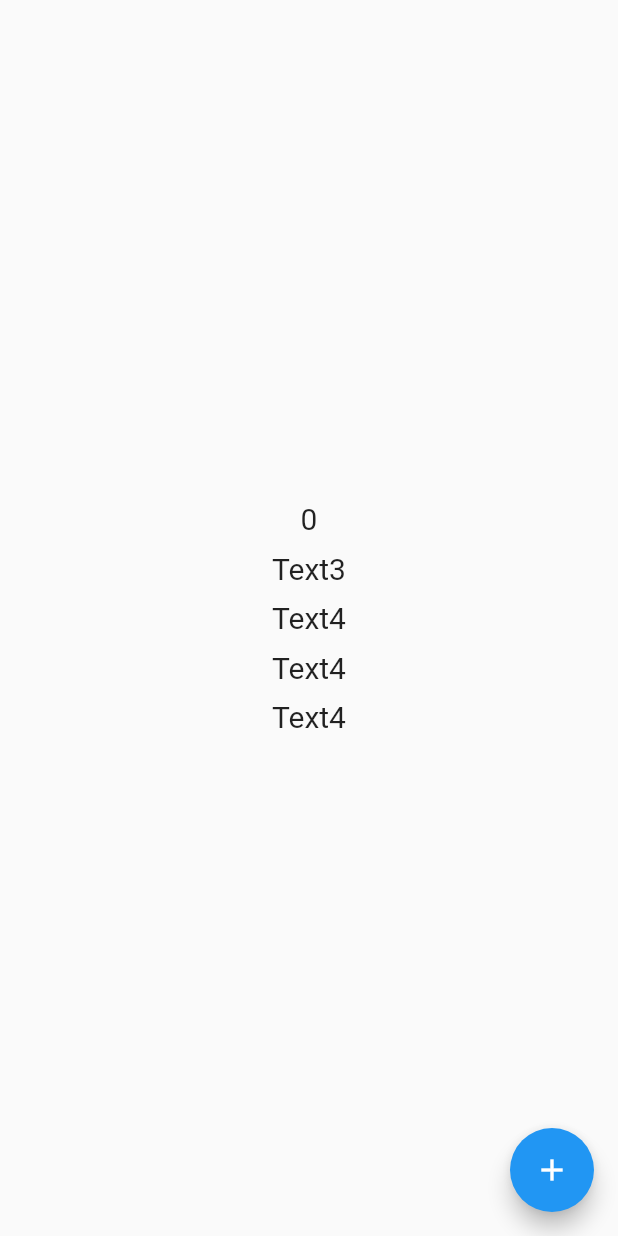
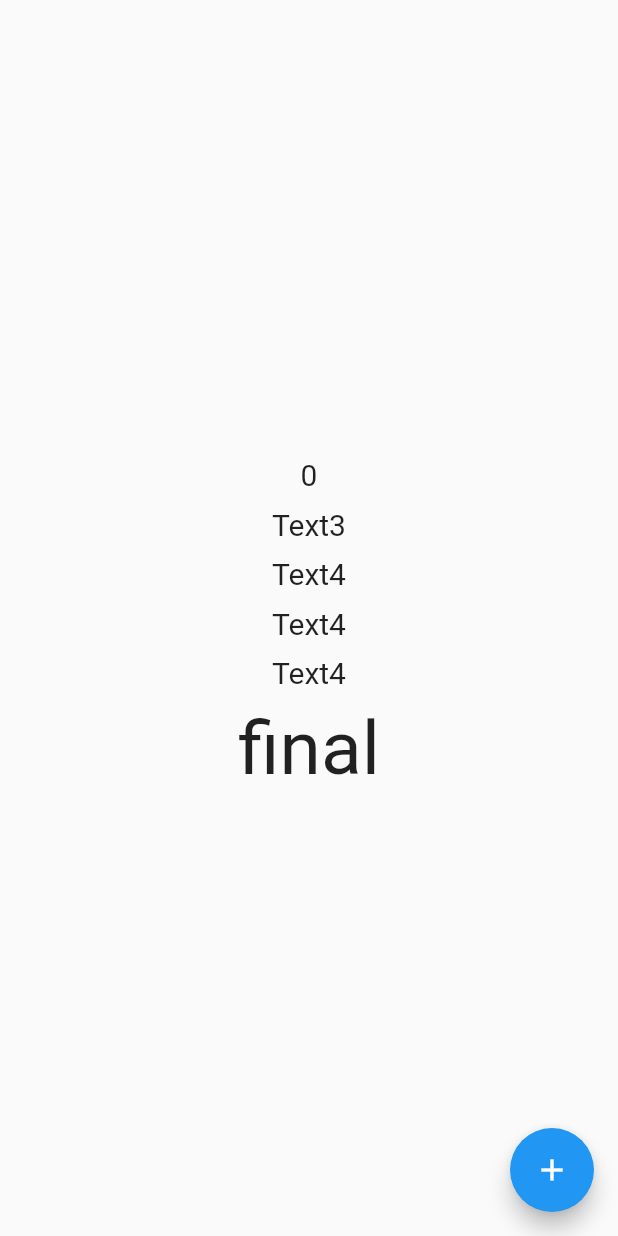
Before and after one commit to LaithMohammad99/TestProvider, a Flutter app: the screen it shows after launch, on a phone screen of 412 x 824 dp. Run offline on Flutter 3.47's test engine with Material 2 defaults, Android fonts, the phone set to English and light mode, and no system bars.

Commit message:
upadte provider

```diff
--- a/lib/main.dart
+++ b/lib/main.dart
@@ -39,7 +39,12 @@ class Counter extends StatelessWidget {
             SizedBox(height: 10,),
             Text('Text4',style: TextStyle(fontSize: 20),),
             SizedBox(height: 10,),
+            Text('final',style: TextStyle(fontSize: 50),),
+
+
+
           ],
+
         ),
       ),
     );
--- a/lib/provider.dart
+++ b/lib/provider.dart
@@ -8,4 +8,5 @@ class ProviderCounter  with ChangeNotifier{
     c++;
     notifyListeners();
   }
+  //here
 }
```
